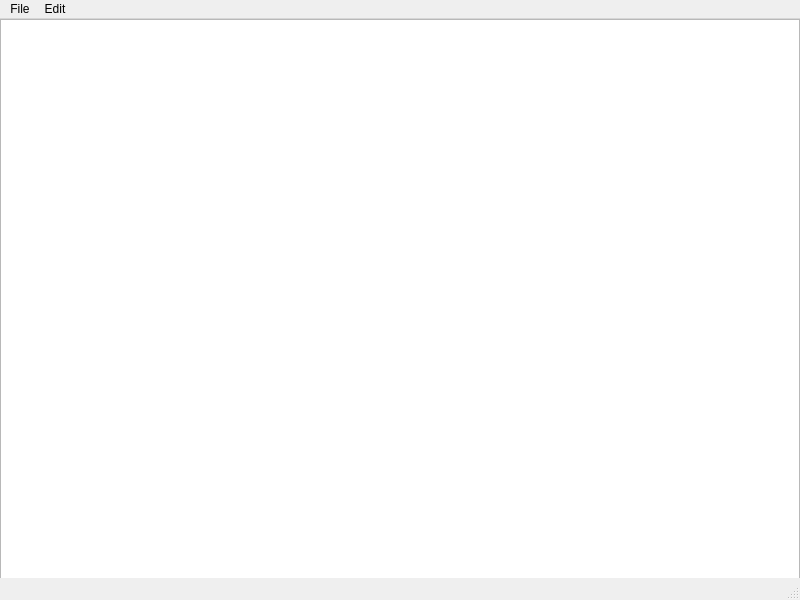
Above: Qt/mainwindow.ui from gabrielecanesi/CPP-Final-Exam before the change. Below: the same form after it.
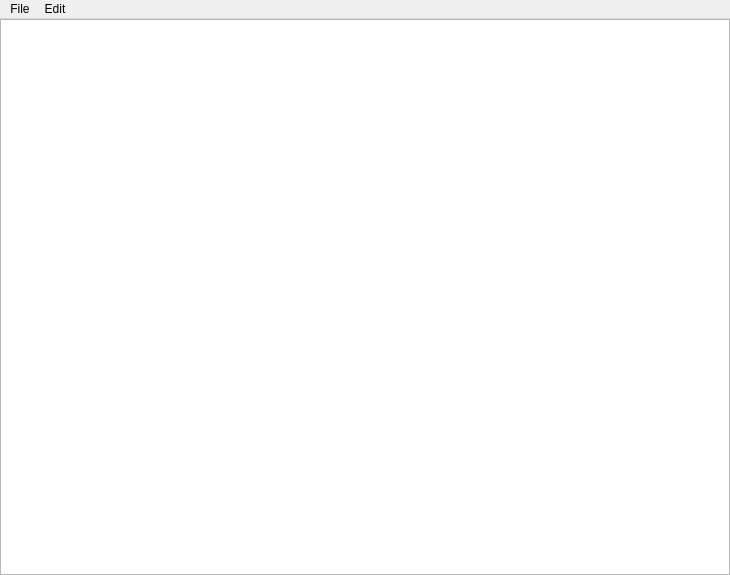
That is the form after the change.

The edit to the form file:
```diff
--- a/Qt/mainwindow.ui
+++ b/Qt/mainwindow.ui
@@ -6,8 +6,8 @@
    <rect>
     <x>0</x>
     <y>0</y>
-    <width>800</width>
-    <height>600</height>
+    <width>730</width>
+    <height>575</height>
    </rect>
   </property>
   <property name="sizePolicy">
@@ -38,17 +38,26 @@
      <verstretch>0</verstretch>
     </sizepolicy>
    </property>
+   <layout class="QGridLayout" name="gridLayout">
+    <property name="leftMargin">
+     <number>0</number>
+    </property>
+    <property name="topMargin">
+     <number>0</number>
+    </property>
+    <property name="rightMargin">
+     <number>0</number>
+    </property>
+    <property name="bottomMargin">
+     <number>0</number>
+    </property>
+    <property name="spacing">
+     <number>0</number>
+    </property>
+    <item row="0" column="0">
    <widget class="QTextEdit" name="editor_testo">
-    <property name="geometry">
-     <rect>
-      <x>0</x>
-      <y>0</y>
-      <width>800</width>
-      <height>600</height>
-     </rect>
-    </property>
     <property name="sizePolicy">
-     <sizepolicy hsizetype="Maximum" vsizetype="Maximum">
+       <sizepolicy hsizetype="Preferred" vsizetype="Maximum">
       <horstretch>100</horstretch>
       <verstretch>100</verstretch>
      </sizepolicy>
@@ -61,22 +70,27 @@
     </property>
     <property name="maximumSize">
      <size>
-      <width>100000</width>
-      <height>100000</height>
+        <width>999999</width>
+        <height>999999</height>
      </size>
     </property>
     <property name="layoutDirection">
      <enum>Qt::LeftToRight</enum>
     </property>
-   </widget>
+      <property name="lineWidth">
+       <number>0</number>
+      </property>
+     </widget>
+    </item>
+   </layout>
   </widget>
   <widget class="QMenuBar" name="menubar">
    <property name="geometry">
     <rect>
      <x>0</x>
      <y>0</y>
-     <width>800</width>
-     <height>22</height>
+     <width>730</width>
+     <height>21</height>
     </rect>
    </property>
    <widget class="QMenu" name="menuFile">
@@ -97,7 +111,6 @@
    <addaction name="menuFile"/>
    <addaction name="menuEdit"/>
   </widget>
-  <widget class="QStatusBar" name="statusbar"/>
   <action name="actionApri">
    <property name="text">
     <string>Apri</string>
```
Left out of the diff: 23 changed lines with no effect on the pictures. Lines whose indentation alone changed are shown as unchanged.
